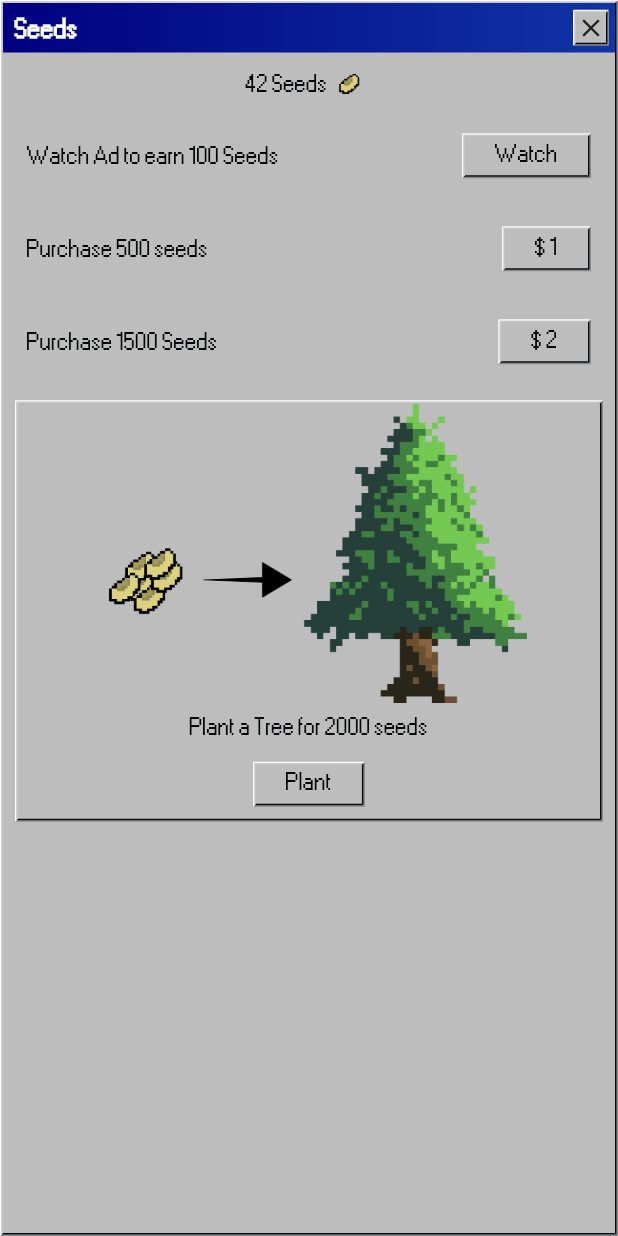
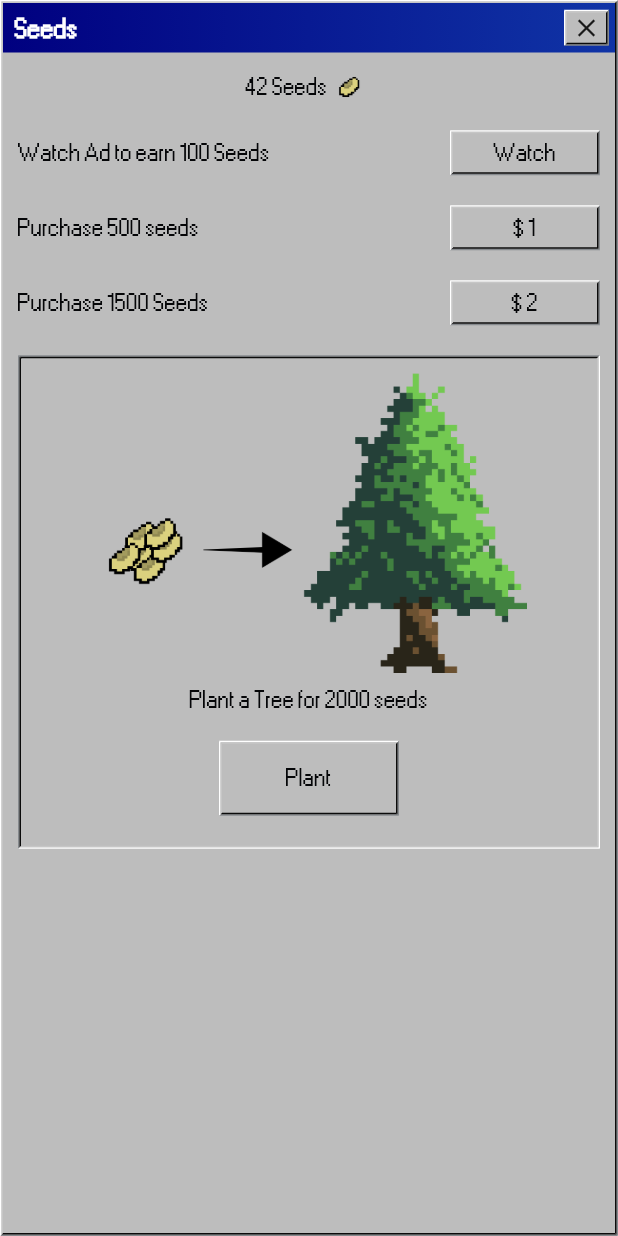
Before and after one commit to FlutterHack/earth-sweeper, a Flutter app: the screen it shows after launch, after a tap on "Seeds", on a phone screen of 412 x 824 dp. Run offline on Flutter 3.47's test engine with Material 2 defaults, Android fonts, the phone set to English and light mode, and no system bars.

Commit message:
Design improvement

```diff
--- a/lib/constants/values.dart
+++ b/lib/constants/values.dart
@@ -1,2 +1,8 @@
 const double UI_MARGIN = 10;
 const double UI_BORDER_THICKNESS = 2;
+
+const double UI_PRIMARY_BUTTON_HEIGHT = 50;
+const double UI_PRIMARY_BUTTON_WIDTH = 120;
+
+const double UI_SECONDARY_BUTTON_HEIGHT = 30;
+const double UI_SECONDARY_BUTTON_WIDTH = 100;
--- a/lib/pages/login_page.dart
+++ b/lib/pages/login_page.dart
@@ -1,3 +1,4 @@
+import 'package:earthsweeper/constants/values.dart';
 import 'package:earthsweeper/constants/win95_page_transition.dart';
 import 'package:earthsweeper/pages/game_page.dart';
 import 'package:earthsweeper/providers/game_settings_provider.dart';
@@ -31,6 +32,8 @@ class LoginPage extends StatelessWidget {
             Padding(
               padding: const EdgeInsets.all(8.0),
               child: Button95(
+                height: UI_PRIMARY_BUTTON_HEIGHT,
+                width: UI_PRIMARY_BUTTON_WIDTH,
                 child: Text("Play"),
                 onTap: () {
                   Navigator.of(context).push(Win95Transition(widget: GamePage()));
--- a/lib/pages/seed_page.dart
+++ b/lib/pages/seed_page.dart
@@ -1,3 +1,4 @@
+import 'package:earthsweeper/constants/values.dart';
 import 'package:earthsweeper/providers/seed_provider.dart';
 import 'package:flutter/material.dart';
 import 'package:provider/provider.dart';
@@ -25,7 +26,7 @@ class _SeedPageState extends State<SeedPage> {
                   crossAxisAlignment: CrossAxisAlignment.start,
                   children: <Widget>[
                     Padding(
-                      padding: const EdgeInsets.all(8.0),
+                      padding: const EdgeInsets.all(UI_MARGIN),
                       child: Row(
                         mainAxisAlignment: MainAxisAlignment.center,
                         children: <Widget>[
@@ -39,13 +40,15 @@ class _SeedPageState extends State<SeedPage> {
                       ),
                     ),
                     Padding(
-                      padding: const EdgeInsets.all(16.0),
+                      padding: const EdgeInsets.all(UI_MARGIN),
                       child: Row(
                         mainAxisAlignment: MainAxisAlignment.spaceBetween,
                         children: <Widget>[
                           Text("Watch Ad to earn 100 Seeds",
                               style: Flutter95.textStyle),
                           Button95(
+                            height: UI_SECONDARY_BUTTON_HEIGHT,
+                            width: UI_SECONDARY_BUTTON_WIDTH,
                             onTap: () {
                               seedModel.increase(100);
                               setState(() {
@@ -58,13 +61,15 @@ class _SeedPageState extends State<SeedPage> {
                       ),
                     ),
                     Padding(
-                      padding: const EdgeInsets.all(16.0),
+                      padding: const EdgeInsets.all(UI_MARGIN),
                       child: Row(
                         mainAxisAlignment: MainAxisAlignment.spaceBetween,
                         children: <Widget>[
                           Text("Purchase 500 seeds",
                               style: Flutter95.textStyle),
                           Button95(
+                            height: UI_SECONDARY_BUTTON_HEIGHT,
+                            width: UI_SECONDARY_BUTTON_WIDTH,
                             onTap: () {
                               seedModel.increase(500);
                               setState(() {
@@ -77,13 +82,15 @@ class _SeedPageState extends State<SeedPage> {
                       ),
                     ),
                     Padding(
-                      padding: const EdgeInsets.all(16.0),
+                      padding: const EdgeInsets.all(UI_MARGIN),
                       child: Row(
                         mainAxisAlignment: MainAxisAlignment.spaceBetween,
                         children: <Widget>[
                           Text("Purchase 1500 Seeds",
                               style: Flutter95.textStyle),
                           Button95(
+                            height: UI_SECONDARY_BUTTON_HEIGHT,
+                            width: UI_SECONDARY_BUTTON_WIDTH,
                             onTap: () {
                               seedModel.increase(1500);
                               setState(() {
@@ -110,8 +117,11 @@ class _SeedPageState extends State<SeedPage> {
                     //   ),
                     // ),
                     Container(
-                      margin: const EdgeInsets.all(8.0),
+                      margin: const EdgeInsets.all(UI_MARGIN),
                       child: Elevation95(
+                        type: Elevation95Type.down,
+                        child: Padding(
+                          padding: const EdgeInsets.all(UI_MARGIN),
                           child: Center(
                             child: Column(
                               children: <Widget>[
@@ -120,13 +130,15 @@ class _SeedPageState extends State<SeedPage> {
                                   height: 200,
                                 ),
                                 Padding(
-                                padding: const EdgeInsets.all(8.0),
+                                  padding: const EdgeInsets.all(UI_MARGIN),
                                   child: Text("Plant a Tree for 2000 seeds",
                                       style: Flutter95.textStyle),
                                 ),
                                 Padding(
-                                padding: const EdgeInsets.all(8.0),
+                                  padding: const EdgeInsets.all(UI_MARGIN),
                                   child: Button95(
+                                    height: UI_PRIMARY_BUTTON_HEIGHT,
+                                    width: UI_PRIMARY_BUTTON_WIDTH,
                                     child: Text("Plant"),
                                     onTap: () {
                                       if (seedModel.isEnoughSeed(2000)) {
@@ -147,6 +159,7 @@ class _SeedPageState extends State<SeedPage> {
                           ),
                         ),
                       ),
+                    ),
                     if (errorText.isNotEmpty)
                       Center(
                           child: Text(errorText, style: Flutter95.textStyle)),
--- a/lib/widgets/windows95/src/button95.dart
+++ b/lib/widgets/windows95/src/button95.dart
@@ -8,7 +8,8 @@ class Button95 extends StatefulWidget {
     this.child,
     this.padding = const EdgeInsets.symmetric(vertical: 4, horizontal: 20),
     this.height = 30,
-    Key key, this.width,
+    this.width = 30,
+    Key key,
   }) : super(key: key);
 
   final Function() onTap;
@@ -28,6 +29,7 @@ class _Button95State extends State<Button95> {
   Widget build(BuildContext context) {
     return SizedBox(
       height: widget.height,
+      width: widget.width,
       child: GestureDetector(
         onTap: widget.onTap,
         onTapDown: (details) => setState(() {
@@ -48,6 +50,7 @@ class _Button95State extends State<Button95> {
             decoration: _tapped
                 ? Flutter95.pressedDecoration
                 : Flutter95.elevatedDecoration,
+            child: Center(
               child: DefaultTextStyle(
                 style: widget.onTap != null
                     ? Flutter95.textStyle
@@ -62,6 +65,7 @@ class _Button95State extends State<Button95> {
             ),
           ),
         ),
+      ),
     );
   }
 }
```
Lines whose indentation alone changed are shown as unchanged.
